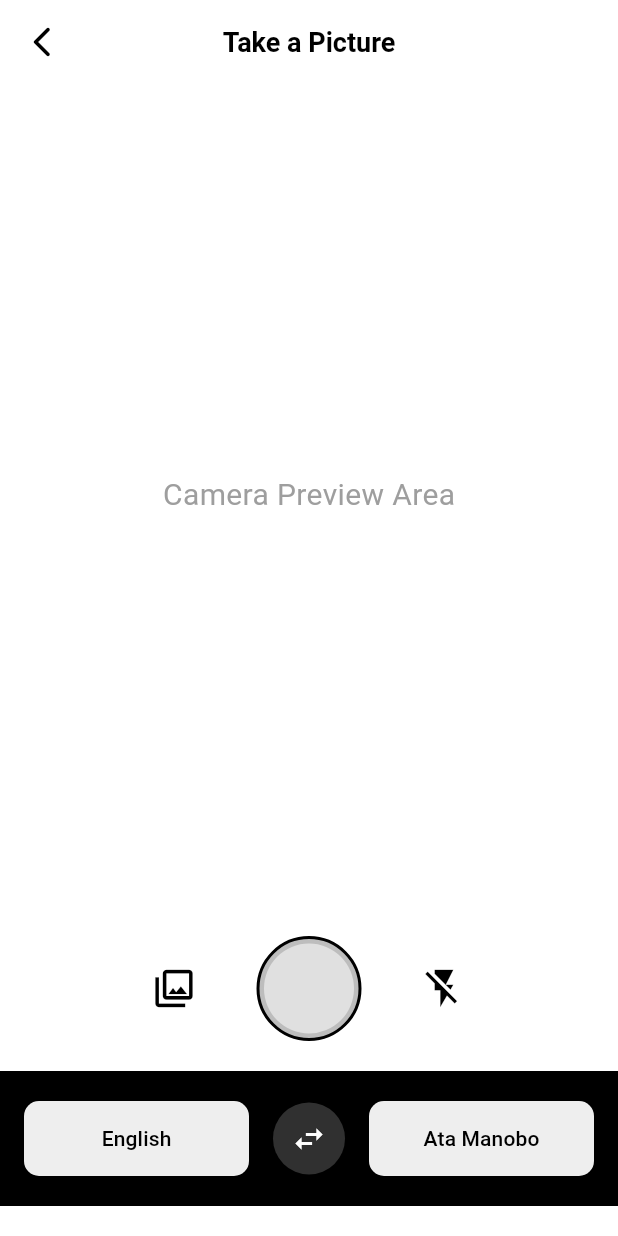
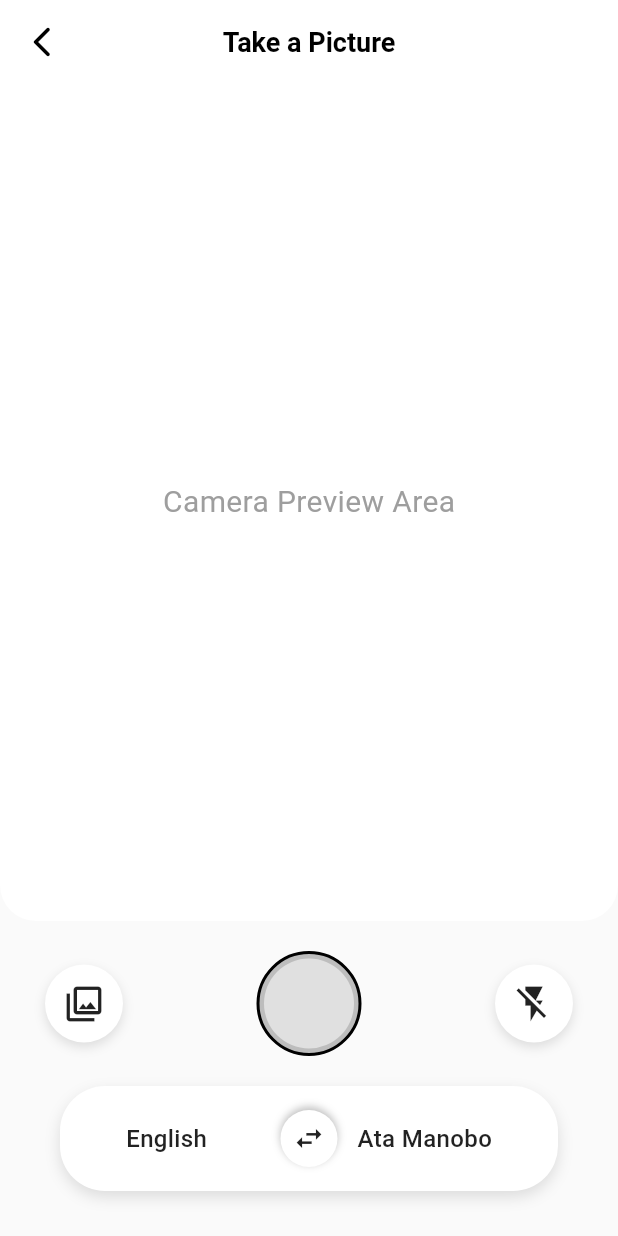
Before and after one commit to jonaldpaner/BadBad, a Flutter app: the CameraPage screen opened directly, on a phone screen of 412 x 824 dp. Run offline on Flutter 3.47's test engine with Material 3 defaults, Android fonts, the phone set to English and light mode, and no system bars; our stand-ins replace image_picker.

Commit message:
added camera and change and sdk version

```diff
--- a/lib/components/camera_preview_placeholder.dart
+++ b/lib/components/camera_preview_placeholder.dart
@@ -6,7 +6,13 @@ class CameraPreviewPlaceholder extends StatelessWidget {
   @override
   Widget build(BuildContext context) {
     return Container(
-      color: Colors.white,
+      decoration: const BoxDecoration(
+        color: Colors.white,
+        borderRadius: BorderRadius.only(
+          bottomLeft: Radius.circular(24),
+          bottomRight: Radius.circular(24),
+        ),
+      ),
       alignment: Alignment.center,
       child: const Text(
         'Camera Preview Area',
--- a/lib/components/language_selector.dart
+++ b/lib/components/language_selector.dart
@@ -8,67 +8,123 @@ class LanguageSelector extends StatefulWidget {
 }
 
 class _LanguageSelectorState extends State<LanguageSelector> {
-  String leftLanguage = 'English';
-  String rightLanguage = 'Ata Manobo';
+  String sourceLanguage = 'English';
+  String targetLanguage = 'Ata Manobo';
 
-  void swapLanguages() {
+  void _swapLanguages() {
     setState(() {
-      final temp = leftLanguage;
-      leftLanguage = rightLanguage;
-      rightLanguage = temp;
+      final temp = sourceLanguage;
+      sourceLanguage = targetLanguage;
+      targetLanguage = temp;
     });
+  }
+
+  Widget _buildLanguageChip(String language, Key key) {
+    return AnimatedSwitcher(
+      duration: const Duration(milliseconds: 300),
+      transitionBuilder: (child, animation) {
+        return ScaleTransition(scale: animation, child: child);
+      },
+      child: Container(
+        key: key,
+        padding: const EdgeInsets.symmetric(horizontal: 18, vertical: 10),
+        decoration: BoxDecoration(
+          color: Colors.white,
+          borderRadius: BorderRadius.circular(25),
+          boxShadow: const [
+            BoxShadow(
+              color: Colors.black12,
+              blurRadius: 6,
+              offset: Offset(0, 3),
+            ),
+          ],
+        ),
+        child: Text(
+          language,
+          style: const TextStyle(
+            fontSize: 16,
+            fontWeight: FontWeight.w500,
+            color: Colors.black87,
+          ),
+        ),
+      ),
+    );
   }
 
   @override
   Widget build(BuildContext context) {
-    return Container(
-      color: Colors.black,
-      padding: const EdgeInsets.symmetric(vertical: 20, horizontal: 16),
+    return SizedBox(
+      height: 50,
       child: Stack(
         alignment: Alignment.center,
         children: [
-          Row(
-            children: [
-              Expanded(
-                child: ElevatedButton(
-                  onPressed: () => print('$leftLanguage selected'),
-                  style: ElevatedButton.styleFrom(
-                    backgroundColor: Colors.grey[200],
-                    foregroundColor: Colors.black,
-                    shape: RoundedRectangleBorder(
-                      borderRadius: BorderRadius.circular(10),
-                    ),
-                    padding: const EdgeInsets.symmetric(vertical: 15),
+          // Left-aligned source language
+          Align(
+            alignment: Alignment.centerLeft,
+            child: Padding(
+              padding: const EdgeInsets.only(left: 24),
+              child: AnimatedSwitcher(
+                duration: const Duration(milliseconds: 300),
+                transitionBuilder: (child, animation) =>
+                    ScaleTransition(scale: animation, child: child),
+                child: Text(
+                  sourceLanguage,
+                  key: ValueKey(sourceLanguage),
+                  style: const TextStyle(
+                    fontSize: 16,
+                    fontWeight: FontWeight.w500,
+                    color: Colors.black87,
                   ),
-                  child: Text(leftLanguage),
                 ),
               ),
-              const SizedBox(width: 80),
-              Expanded(
-                child: ElevatedButton(
-                  onPressed: () => print('$rightLanguage selected'),
-                  style: ElevatedButton.styleFrom(
-                    backgroundColor: Colors.grey[200],
-                    foregroundColor: Colors.black,
-                    shape: RoundedRectangleBorder(
-                      borderRadius: BorderRadius.circular(10),
-                    ),
-                    padding: const EdgeInsets.symmetric(vertical: 15),
+            ),
+          ),
+
+          // Center swap button
+          Positioned(
+            child: GestureDetector(
+              onTap: _swapLanguages,
+              child: AnimatedRotation(
+                turns: 0.5,
+                duration: const Duration(milliseconds: 300),
+                curve: Curves.easeInOut,
+                child: Container(
+                  padding: const EdgeInsets.all(8),
+                  decoration: const BoxDecoration(
+                    color: Colors.white,
+                    shape: BoxShape.circle,
+                    boxShadow: [
+                      BoxShadow(
+                        color: Colors.black26,
+                        blurRadius: 4,
+                        offset: Offset(0, 2),
+                      ),
+                    ],
                   ),
-                  child: Text(rightLanguage),
+                  child: const Icon(Icons.swap_horiz, size: 22),
                 ),
               ),
-            ],
+            ),
           ),
 
-          Positioned(
-            child: Material(
-              color: Colors.grey[850],
-              shape: const CircleBorder(),
-              child: IconButton(
-                icon: const Icon(Icons.swap_horiz, color: Colors.white),
-                onPressed: swapLanguages,
-                tooltip: 'Swap Languages',
+          // Right-aligned target language
+          Align(
+            alignment: Alignment.centerRight,
+            child: Padding(
+              padding: const EdgeInsets.only(right: 24),
+              child: AnimatedSwitcher(
+                duration: const Duration(milliseconds: 300),
+                transitionBuilder: (child, animation) =>
+                    ScaleTransition(scale: animation, child: child),
+                child: Text(
+                  targetLanguage,
+                  key: ValueKey(targetLanguage),
+                  style: const TextStyle(
+                    fontSize: 16,
+                    fontWeight: FontWeight.w500,
+                    color: Colors.black87,
+                  ),
+                ),
               ),
             ),
           ),
@@ -76,4 +132,5 @@ class _LanguageSelectorState extends State<LanguageSelector> {
       ),
     );
   }
+
 }
--- a/lib/pages/camera_page.dart
+++ b/lib/pages/camera_page.dart
@@ -1,20 +1,51 @@
 import 'package:flutter/material.dart';
+import 'package:image_picker/image_picker.dart';
 import '../components/capture_button.dart';
 import '../components/language_selector.dart';
 import '../components/camera_preview_placeholder.dart';
 
-class CameraPage extends StatelessWidget {
+class CameraPage extends StatefulWidget {
   const CameraPage({super.key});
 
   @override
+  _CameraPageState createState() => _CameraPageState();
+}
+
+class _CameraPageState extends State<CameraPage> {
+  final ImagePicker _picker = ImagePicker();
+  bool _isFlashOn = false;
+
+  Future<void> _pickImageFromGallery() async {
+    print('Gallery icon tapped!');
+    try {
+      final XFile? image = await _picker.pickImage(source: ImageSource.gallery);
+      if (image != null) {
+        print('Picked image path: ${image.path}');
+        ScaffoldMessenger.of(context).showSnackBar(
+          SnackBar(content: Text('Picked image: ${image.name}')),
+        );
+      }
+    } catch (e) {
+      print('Error picking image: $e');
+    }
+  }
+
+  void _toggleFlash() {
+    setState(() {
+      _isFlashOn = !_isFlashOn;
+    });
+    print('Flash is now ${_isFlashOn ? 'ON' : 'OFF'}');
+    ScaffoldMessenger.of(context).showSnackBar(
+      SnackBar(content: Text('Flash turned ${_isFlashOn ? 'ON' : 'OFF'}')),
+    );
+  }
+
+  @override
   Widget build(BuildContext context) {
-    final theme = Theme.of(context);
-
     return Scaffold(
-      backgroundColor: Colors.white,
+      backgroundColor: Colors.grey[50],
       appBar: AppBar(
         backgroundColor: Colors.white,
-        elevation: 0,
         leading: IconButton(
           icon: const Icon(Icons.arrow_back_ios_new_rounded, color: Colors.black),
           onPressed: () => Navigator.pop(context),
@@ -36,21 +67,80 @@ class CameraPage extends StatelessWidget {
               child: CameraPreviewPlaceholder(),
             ),
             Padding(
-              padding: const EdgeInsets.symmetric(vertical: 20.0),
+              padding: const EdgeInsets.symmetric(vertical: 20.0, horizontal: 30),
               child: Row(
-                mainAxisAlignment: MainAxisAlignment.center,
-                children: const [
-                  Icon(Icons.photo_library_outlined, size: 30, color: Colors.black),
-                  SizedBox(width: 40),
-                  CaptureButton(),
-                  SizedBox(width: 40),
-                  Icon(Icons.flash_off, size: 30, color: Colors.black), // placeholder icon
+                mainAxisAlignment: MainAxisAlignment.spaceBetween,
+                children: [
+                  // Gallery Button
+                  InkWell(
+                    onTap: _pickImageFromGallery,
+                    borderRadius: BorderRadius.circular(50),
+                    child: Container(
+                      padding: const EdgeInsets.all(12),
+                      decoration: BoxDecoration(
+                        shape: BoxShape.circle,
+                        color: Colors.white,
+                        boxShadow: [
+                          BoxShadow(
+                            color: Colors.black12,
+                            blurRadius: 6,
+                            offset: Offset(0, 3),
+                          ),
+                        ],
+                      ),
+                      child: const Icon(Icons.photo_library_outlined, size: 28),
+                    ),
+                  ),
+
+                  // Capture Button
+                  const CaptureButton(),
+
+                  // Flash Toggle Button
+                  InkWell(
+                    onTap: _toggleFlash,
+                    borderRadius: BorderRadius.circular(50),
+                    child: Container(
+                      padding: const EdgeInsets.all(12),
+                      decoration: BoxDecoration(
+                        shape: BoxShape.circle,
+                        color: Colors.white,
+                        boxShadow: [
+                          BoxShadow(
+                            color: Colors.black12,
+                            blurRadius: 6,
+                            offset: Offset(0, 3),
+                          ),
+                        ],
+                      ),
+                      child: Icon(
+                        _isFlashOn ? Icons.flash_on : Icons.flash_off,
+                        size: 28,
+                      ),
+                    ),
+                  ),
                 ],
               ),
             ),
-            const Padding(
-              padding: EdgeInsets.only(bottom: 20.0),
-              child: LanguageSelector(),
+
+            // Language Switch Section
+            Padding(
+              padding: const EdgeInsets.only(bottom: 30.0),
+              child: Container(
+                padding: const EdgeInsets.symmetric(horizontal: 20, vertical: 10),
+                margin: const EdgeInsets.symmetric(horizontal: 40),
+                decoration: BoxDecoration(
+                  color: Colors.white,
+                  borderRadius: BorderRadius.circular(30),
+                  boxShadow: [
+                    BoxShadow(
+                      color: Colors.black12,
+                      blurRadius: 8,
+                      offset: Offset(0, 4),
+                    ),
+                  ],
+                ),
+                child: const LanguageSelector(), // You can customize this further
+              ),
             ),
           ],
         ),
--- a/pubspec.yaml
+++ b/pubspec.yaml
@@ -34,6 +34,8 @@ dependencies:
   # The following adds the Cupertino Icons font to your application.
   # Use with the CupertinoIcons class for iOS style icons.
   cupertino_icons: ^1.0.8
+  image_picker: ^0.8.7+4
+  camera: ^0.10.5+2
 
 dev_dependencies:
   flutter_test:
@@ -45,6 +47,7 @@ dev_dependencies:
   # package. See that file for information about deactivating specific lint
   # rules and activating additional ones.
   flutter_lints: ^5.0.0
+
 
 # For information on the generic Dart part of this file, see the
 # following page: https://dart.dev/tools/pub/pubspec
```
Also changed, not shown: pubspec.lock, 1 other file.
